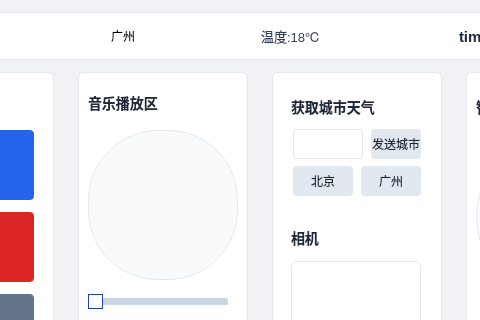
The window that car_terminal_project/widget.ui (XeCrzy/Rear-Entertainment-Cabin-Smart-Terminal) describes before a commit, drawn with Qt 5; both pictures show x 140 to 620 and y 0 to 320 of the 800 by 480 pixel window.
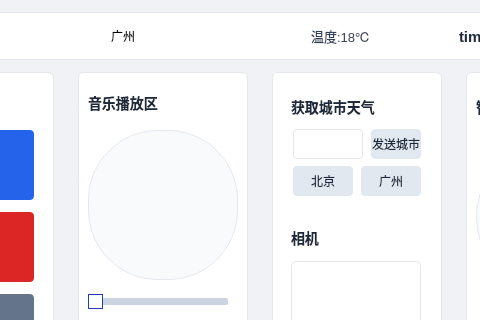
The same window after the commit. Icons and pictures are not drawn.

The edit to the form file:
```diff
--- a/car_terminal_project/widget.ui
+++ b/car_terminal_project/widget.ui
@@ -619,13 +619,13 @@
        <widget class="QLabel" name="label_city">
         <property name="minimumSize">
          <size>
-          <width>50</width>
+          <width>100</width>
           <height>0</height>
          </size>
         </property>
         <property name="maximumSize">
          <size>
-          <width>50</width>
+          <width>100</width>
           <height>16777215</height>
          </size>
         </property>
```
Left out of the diff: 4 changed lines with no effect on the pictures.
